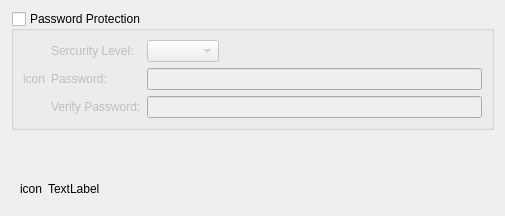
KDE/knipptasch, file src/passwordwidget.ui: the form before one commit.
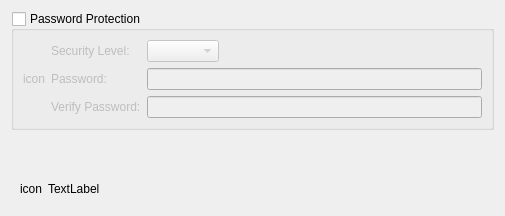
The form after the commit. Custom widgets are drawn as their Qt base class.

```diff
--- a/src/passwordwidget.ui
+++ b/src/passwordwidget.ui
@@ -45,7 +45,7 @@
         <item row="0" column="0">
          <widget class="QLabel" name="label_4">
           <property name="text">
-           <string>Sercurity Level:</string>
+           <string>Security Level:</string>
           </property>
           <property name="buddy">
            <cstring>level</cstring>
```
